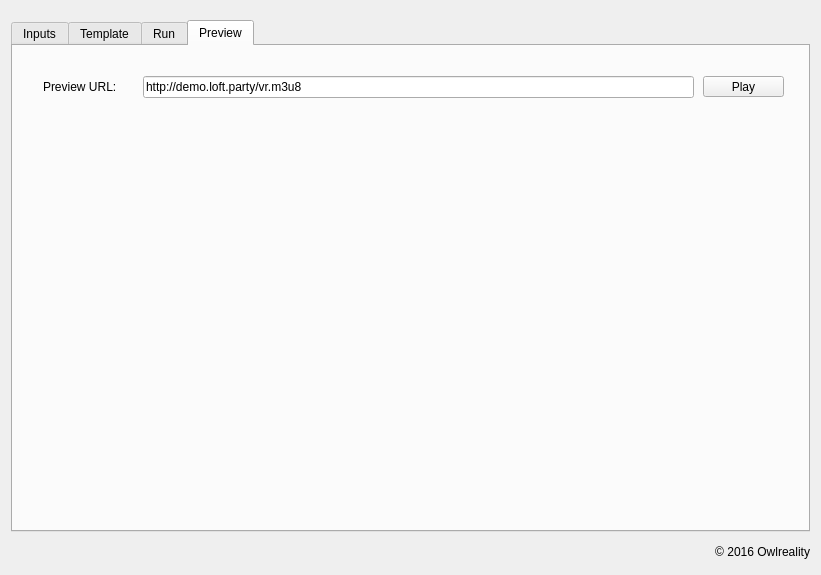
First picture: the form in apps/livestitching/mainwindow.ui, repository blahgeek/OpenCV-octVR, before the edit.
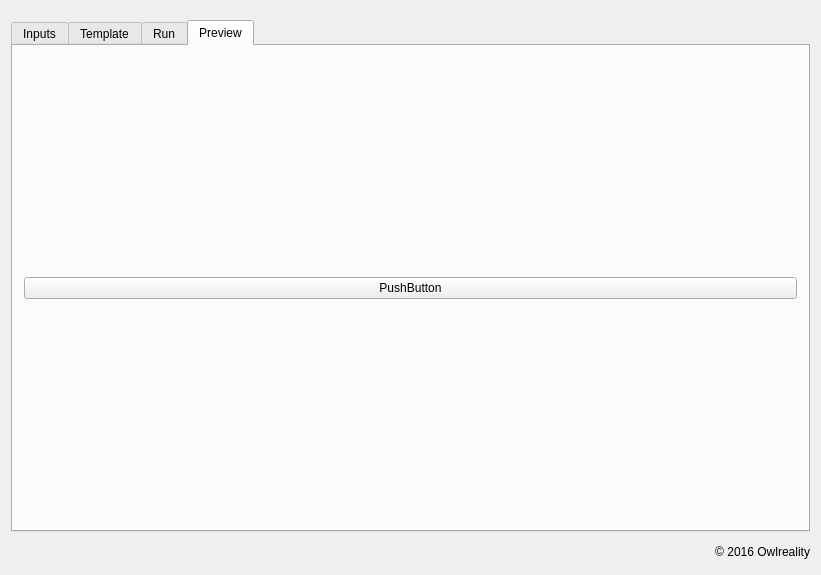
Second picture: the form after the edit. The open tabs and pages were chosen to show the change.

Commit message: preview widget

What changed in the file:
```diff
--- a/apps/livestitching/mainwindow.ui
+++ b/apps/livestitching/mainwindow.ui
@@ -475,56 +475,18 @@
        <attribute name="title">
         <string>Preview</string>
        </attribute>
-       <widget class="QWidget" name="verticalLayoutWidget">
-        <property name="geometry">
-         <rect>
-          <x>30</x>
-          <y>60</y>
-          <width>741</width>
-          <height>391</height>
-         </rect>
-        </property>
-        <layout class="QVBoxLayout" name="preview_vlayout"/>
-       </widget>
-       <widget class="QLineEdit" name="preview_url">
-        <property name="geometry">
-         <rect>
-          <x>130</x>
-          <y>30</y>
-          <width>551</width>
-          <height>22</height>
-         </rect>
-        </property>
-        <property name="text">
-         <string>http://demo.loft.party/vr.m3u8</string>
-        </property>
-       </widget>
-       <widget class="QLabel" name="label_19">
-        <property name="geometry">
-         <rect>
-          <x>30</x>
-          <y>30</y>
-          <width>91</width>
-          <height>21</height>
-         </rect>
-        </property>
-        <property name="text">
-         <string>Preview URL: </string>
-        </property>
-       </widget>
-       <widget class="QPushButton" name="pushButton_preview">
-        <property name="geometry">
-         <rect>
-          <x>690</x>
-          <y>30</y>
-          <width>81</width>
-          <height>21</height>
-         </rect>
-        </property>
-        <property name="text">
-         <string>Play</string>
-        </property>
-       </widget>
+       <layout class="QVBoxLayout" name="verticalLayout_3">
+        <item>
+         <widget class="QPushButton" name="pushButton">
+          <property name="text">
+           <string>PushButton</string>
+          </property>
+         </widget>
+        </item>
+        <item>
+         <layout class="QVBoxLayout" name="preview_layout"/>
+        </item>
+       </layout>
       </widget>
      </widget>
     </item>
```
Left out of the diff: 3 changed lines with no effect on the pictures. The commit also changes 6 other files.
